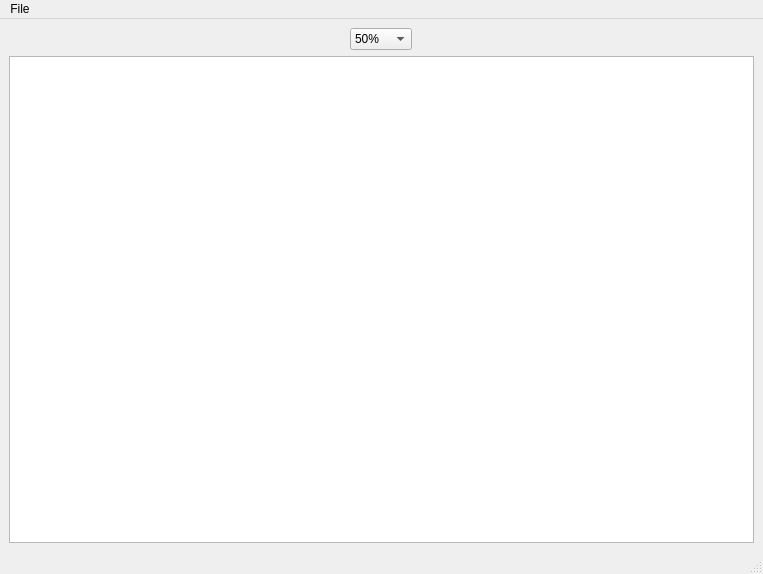
124327288/ChatClient, file ServiceChat/pdfwindow.ui: the form before one commit.
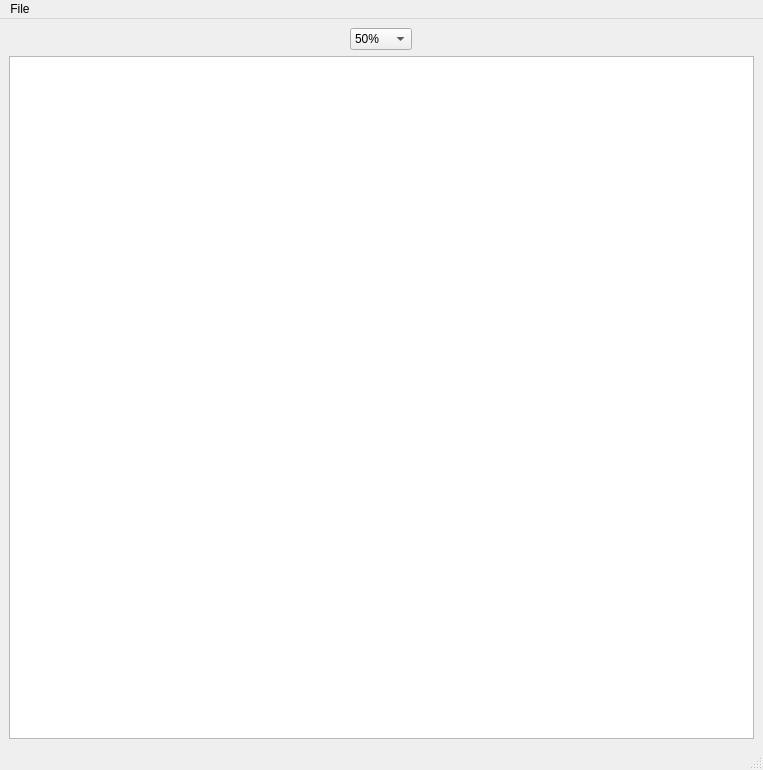
The form after the commit.

The edit to the form file:
```diff
--- a/ServiceChat/pdfwindow.ui
+++ b/ServiceChat/pdfwindow.ui
@@ -7,7 +7,7 @@
     <x>0</x>
     <y>0</y>
     <width>763</width>
-    <height>574</height>
+    <height>770</height>
    </rect>
   </property>
   <property name="windowTitle">
```
